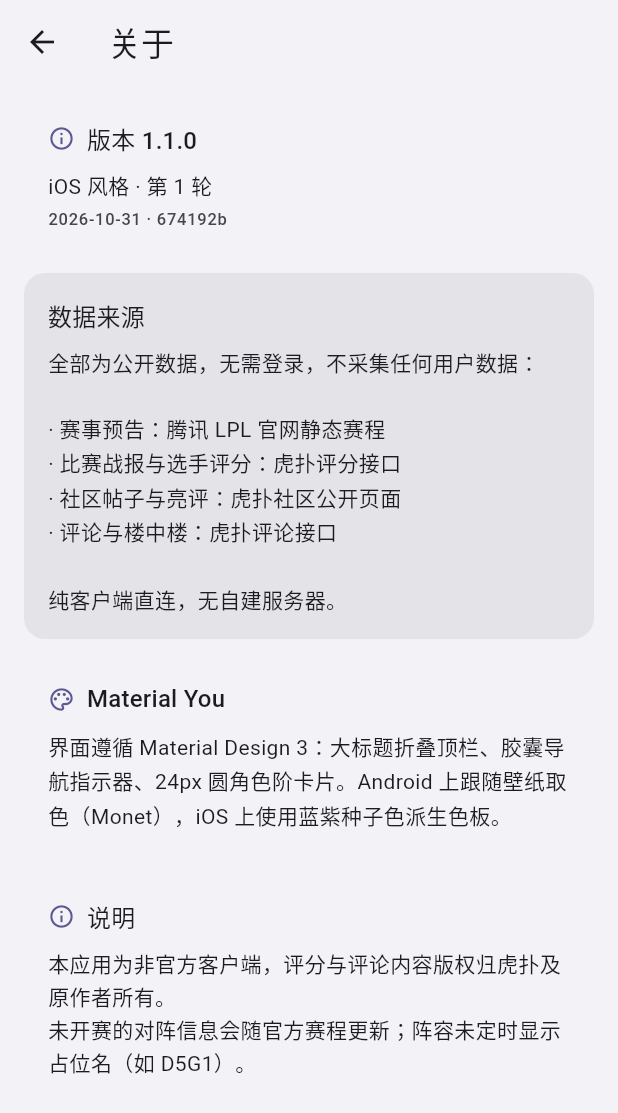
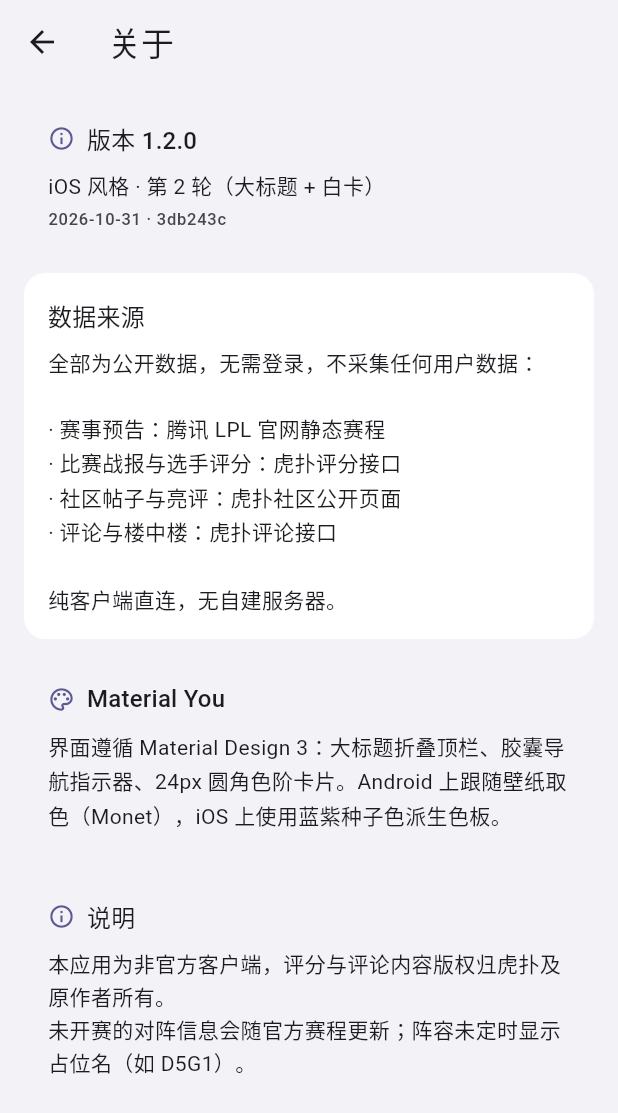
Before and after one commit to Ayoa5/RiftLog, a Flutter app: the screen it shows after launch, after a tap on the "info outline" icon, on a phone screen of 412 x 824 dp. Shown: the top 1113 px of the screen. Run offline on Flutter 3.47's test engine with Material 3 defaults, Android fonts, the phone set to English and light mode, and no system bars; drawn by our look-alikes of dynamic_color; our stand-ins replace dio, flutter_riverpod, shared_preferences; network calls fail.

Commit message:
style(ios): 第 2 轮 —— iOS 大标题导航栏 + 灰底白卡
第一轮只改了底色/圆角/去水波纹，观感仍是 Material。这轮动结构：

导航栏（三页统一）
- SliverAppBar.large -> CupertinoSliverNavigationBar
  34pt 粗体大标题、滚动折叠成 17pt、折叠时底部出丝线（iOS 原生行为）
- MaterialApp.builder 包一层 CupertinoTheme，把 brightness / barBackgroundColor
  / 大标题字号从 Material 主题同步过去，否则深色模式下导航栏是亮色
- 社区页的两个操作收进 trailing 的 Row

卡片配色
- surfaceContainerHighest: 浅色 #E3E3E8 -> #FFFFFF，深色 #3A3A3C -> #1C1C1E
  Card.filled 用的就是它，于是变成 iOS 的「灰底白卡」
- 评分徽章 5-7 分档改用 surfaceContainerHigh（否则白卡上白底看不见）
- 详情页头像占位色同步改 surfaceContainerHigh

版本标识 1.2.0 / 第 2 轮，关于页可见

```diff
--- a/src/lib/core/build_info.dart
+++ b/src/lib/core/build_info.dart
@@ -4,11 +4,11 @@
 // 而 iOS 桌面又看不到版本号。每个改动阶段递增 [_buildStage]，打包后
 // 在「关于」页顶部就能一眼确认是不是新包。
 
-const String kAppVersion = '1.1.0';
+const String kAppVersion = '1.2.0';
 
 /// 界面改造阶段标识 —— 每次大改动就改这里，并在关于页展示
-const String kBuildStage = 'iOS 风格 · 第 1 轮';
+const String kBuildStage = 'iOS 风格 · 第 2 轮（大标题 + 白卡）';
 
 /// 与 commit 对齐，便于回溯
 const String kBuildDate = '2026-10-31';
-const String kBuildCommit = '674192b';
+const String kBuildCommit = '3db243c';
--- a/src/lib/core/theme.dart
+++ b/src/lib/core/theme.dart
@@ -34,7 +34,8 @@ class AppTheme {
       surfaceContainerLow: dark ? const Color(0xFF1C1C1E) : const Color(0xFFFFFFFF),
       surfaceContainer: dark ? const Color(0xFF1C1C1E) : const Color(0xFFFFFFFF),
       surfaceContainerHigh: dark ? const Color(0xFF2C2C2E) : const Color(0xFFE9E9EE),
-      surfaceContainerHighest: dark ? const Color(0xFF3A3A3C) : const Color(0xFFE3E3E8),
+      // Card.filled 用的就是这个色：iOS 是「灰底白卡」，所以浅色取纯白
+      surfaceContainerHighest: dark ? const Color(0xFF1C1C1E) : const Color(0xFFFFFFFF),
       outlineVariant: dark ? const Color(0xFF38383A) : const Color(0xFFD1D1D6),
     );
   }
@@ -91,7 +92,7 @@ class AppTheme {
       return (bg: cs.secondaryContainer, fg: cs.onSecondaryContainer);
     }
     if (score >= 5.0) {
-      return (bg: cs.surfaceContainerHighest, fg: cs.onSurfaceVariant);
+      return (bg: cs.surfaceContainerHigh, fg: cs.onSurfaceVariant);
     }
     return (bg: cs.errorContainer, fg: cs.onErrorContainer);
   }
--- a/src/lib/main.dart
+++ b/src/lib/main.dart
@@ -9,6 +9,7 @@
 
 import 'dart:ui' show ImageFilter;
 
+import 'package:flutter/cupertino.dart';
 import 'package:flutter/material.dart';
 import 'package:flutter_riverpod/flutter_riverpod.dart';
 
@@ -33,6 +34,34 @@ class HupuLolApp extends StatelessWidget {
         theme: light,
         darkTheme: dark,
         themeMode: ThemeMode.system,
+        // 让 Cupertino 组件（大标题导航栏）跟着 Material 主题走，
+        // 否则深色模式下导航栏会是亮色的。
+        builder: (context, child) {
+          final m = Theme.of(context);
+          final onSurface = m.colorScheme.onSurface;
+          return CupertinoTheme(
+            data: CupertinoThemeData(
+              brightness: m.brightness,
+              primaryColor: m.colorScheme.primary,
+              scaffoldBackgroundColor: m.colorScheme.surface,
+              barBackgroundColor: m.colorScheme.surface,
+              textTheme: CupertinoTextThemeData(
+                navLargeTitleTextStyle: TextStyle(
+                  fontSize: 34,
+                  fontWeight: FontWeight.w700,
+                  letterSpacing: 0.37,
+                  color: onSurface,
+                ),
+                navTitleTextStyle: TextStyle(
+                  fontSize: 17,
+                  fontWeight: FontWeight.w600,
+                  color: onSurface,
+                ),
+              ),
+            ),
+            child: child ?? const SizedBox.shrink(),
+          );
+        },
         home: const RootShell(),
       ),
     );
--- a/src/lib/pages/community_page.dart
+++ b/src/lib/pages/community_page.dart
@@ -1,6 +1,7 @@
 // 社区页：虎扑英雄联盟板块帖子流（含 [赛后] 过滤）
 // 纯 Material 3，无任何 Cupertino 组件
 
+import 'package:flutter/cupertino.dart';
 import 'package:flutter/material.dart';
 import 'package:flutter_riverpod/flutter_riverpod.dart';
 
@@ -34,9 +35,11 @@ class _CommunityPageState extends ConsumerState<CommunityPage> {
       },
       child: CustomScrollView(
         slivers: <Widget>[
-          SliverAppBar.large(
-            title: const Text('英雄联盟 · 赛事'),
-            actions: <Widget>[
+          CupertinoSliverNavigationBar(
+            largeTitle: const Text('英雄联盟 · 赛事'),
+            trailing: Row(
+              mainAxisSize: MainAxisSize.min,
+              children: <Widget>[
                 const AboutIconButton(),
                 IconButton(
                   tooltip: _postMatchOnly ? '显示全部' : '只看赛后',
@@ -46,6 +49,7 @@ class _CommunityPageState extends ConsumerState<CommunityPage> {
                   onPressed: () => setState(() => _postMatchOnly = !_postMatchOnly),
                 ),
               ],
+            ),
           ),
           SliverToBoxAdapter(
             child: Padding(
--- a/src/lib/pages/match_detail_page.dart
+++ b/src/lib/pages/match_detail_page.dart
@@ -737,12 +737,12 @@ class _CommentTileState extends ConsumerState<_CommentTile> {
                       width: 32,
                       height: 32,
                       child: c.userHead.isEmpty
-                          ? Container(color: cs.surfaceContainerHighest)
+                          ? Container(color: cs.surfaceContainerHigh)
                           : Image.network(
                               c.userHead,
                               fit: BoxFit.cover,
                               errorBuilder: (_, __, ___) =>
-                                  Container(color: cs.surfaceContainerHighest),
+                                  Container(color: cs.surfaceContainerHigh),
                             ),
                     ),
                   ),
@@ -947,12 +947,12 @@ class _SubCommentRow extends StatelessWidget {
               width: 22,
               height: 22,
               child: comment.userHead.isEmpty
-                  ? Container(color: cs.surfaceContainerHighest)
+                  ? Container(color: cs.surfaceContainerHigh)
                   : Image.network(
                       comment.userHead,
                       fit: BoxFit.cover,
                       errorBuilder: (_, __, ___) =>
-                          Container(color: cs.surfaceContainerHighest),
+                          Container(color: cs.surfaceContainerHigh),
                     ),
             ),
           ),
--- a/src/lib/pages/schedule_page.dart
+++ b/src/lib/pages/schedule_page.dart
@@ -9,6 +9,7 @@
 
 import 'dart:async';
 
+import 'package:flutter/cupertino.dart';
 import 'package:flutter/material.dart';
 import 'package:flutter_riverpod/flutter_riverpod.dart';
 
@@ -79,9 +80,9 @@ class _SchedulePageState extends ConsumerState<SchedulePage> {
       },
       child: CustomScrollView(
         slivers: <Widget>[
-          SliverAppBar.large(
-            title: const Text('赛程'),
-            actions: const <Widget>[AboutIconButton()],
+          CupertinoSliverNavigationBar(
+            largeTitle: const Text('赛程'),
+            trailing: const AboutIconButton(),
           ),
           SliverToBoxAdapter(
             child: Padding(
--- a/src/lib/pages/upcoming_page.dart
+++ b/src/lib/pages/upcoming_page.dart
@@ -3,6 +3,7 @@
 // 虎扑只有「已开赛/已结束」的比赛节点，所以预告单独做成一个板块，
 // 数据源是腾讯 LPL 官网的 LOL_MATCH2_MATCH_HOMEPAGE_BMATCH_LIST_{gameId}.js。
 
+import 'package:flutter/cupertino.dart';
 import 'package:flutter/material.dart';
 import 'package:flutter_riverpod/flutter_riverpod.dart';
 
@@ -27,9 +28,9 @@ class UpcomingPage extends ConsumerWidget {
       },
       child: CustomScrollView(
         slivers: <Widget>[
-          SliverAppBar.large(
-            title: const Text('预告'),
-            actions: const <Widget>[AboutIconButton()],
+          CupertinoSliverNavigationBar(
+            largeTitle: const Text('预告'),
+            trailing: const AboutIconButton(),
           ),
           SliverToBoxAdapter(
             child: Padding(
--- a/src/pubspec.yaml
+++ b/src/pubspec.yaml
@@ -1,7 +1,7 @@
 name: hupu_lol
 description: LoL 赛事 + 虎扑选手评分（Material You / 莫奈风格，iOS 无签名 ipa）
 publish_to: 'none'
-version: 1.1.0+2
+version: 1.2.0+3
 
 environment:
   sdk: ">=3.5.0 <4.0.0"
```
Lines whose indentation alone changed are shown as unchanged.
